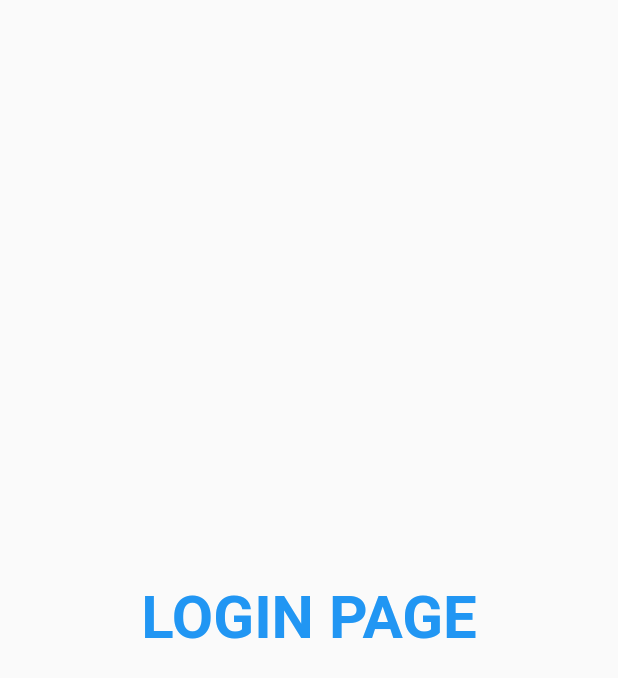
After one commit to Ali-Hasan-Kazmi-2000/flutter_course, a Flutter app: the screen it shows after launch, on a phone screen of 412 x 824 dp. The commit adds this screen. Shown: the top 678 px of the screen. Run offline on Flutter 3.47's test engine with Material 2 defaults, Android fonts, the phone set to English and light mode, and no system bars.

Commit message:
DAY 3 WORK HAS COMPLETED

```diff
--- a/lib/main.dart
+++ b/lib/main.dart
@@ -1,5 +1,6 @@
 import 'package:flutter/material.dart';
-import 'package:flutter_course/home_page.dart';
+import 'package:flutter_course/pages/home_page.dart';
+import 'package:flutter_course/pages/login_page.dart';
 
 void main() {
   runApp(MyApp());
@@ -9,7 +10,16 @@ class MyApp extends StatelessWidget {
   @override
   Widget build(BuildContext context) {
     return MaterialApp(
-      home: HomePage(),
+      themeMode: ThemeMode.light,
+      theme: ThemeData(primarySwatch: Colors.deepPurple),
+      darkTheme: ThemeData(
+        brightness: Brightness.dark,
+      ),
+      routes: {
+        "/": (context) => LoginPage(),
+        "/home": (context) => HomePage(),
+        "/login": (context) => LoginPage(),
+      },
     );
   }
 }
--- /dev/null
+++ b/lib/pages/login_page.dart
@@ -0,0 +1,19 @@
+import 'package:flutter/material.dart';
+
+class LoginPage extends StatelessWidget {
+  const LoginPage({super.key});
+
+  @override
+  Widget build(BuildContext context) {
+    return Material(
+      child: Center(
+        child: Text(
+          "LOGIN PAGE",
+          textScaleFactor: 1,
+          style: TextStyle(
+              color: Colors.blue, fontSize: 40, fontWeight: FontWeight.bold),
+        ),
+      ),
+    );
+  }
+}
```
Also changed, not shown: lib/pages/home_page.dart (renamed from lib/home_page.dart).
